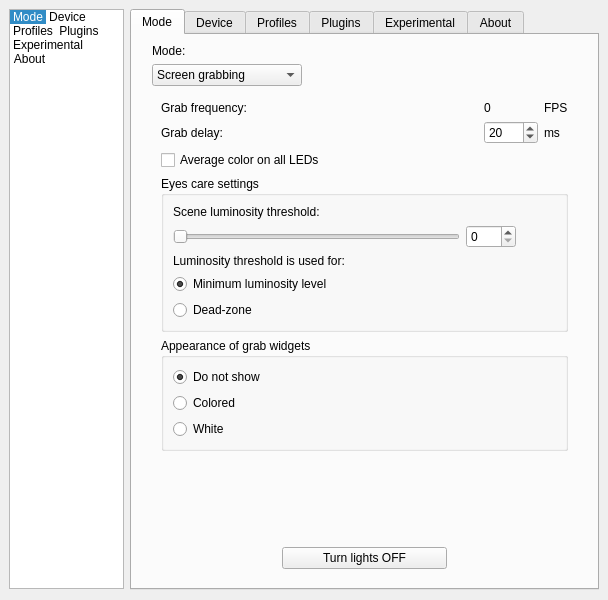
Above: Software/src/SettingsWindow.ui from Atarity/Lightpack before the change. Below: the same form after it.
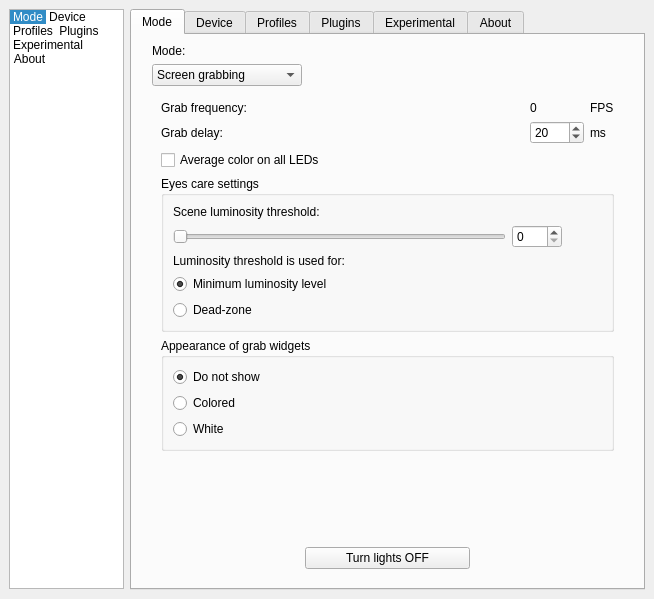
That is the form after the change. The open tabs and pages were chosen to show the change. Icons and pictures are not drawn. Custom widgets are drawn as their Qt base class.

The edit to the form file:
```diff
--- a/Software/src/SettingsWindow.ui
+++ b/Software/src/SettingsWindow.ui
@@ -7,8 +7,8 @@
    <rect>
     <x>0</x>
     <y>0</y>
-    <width>608</width>
-    <height>600</height>
+    <width>654</width>
+    <height>599</height>
    </rect>
   </property>
   <property name="sizePolicy">
```
Left out of the diff: 2 changed lines with no effect on the pictures.
